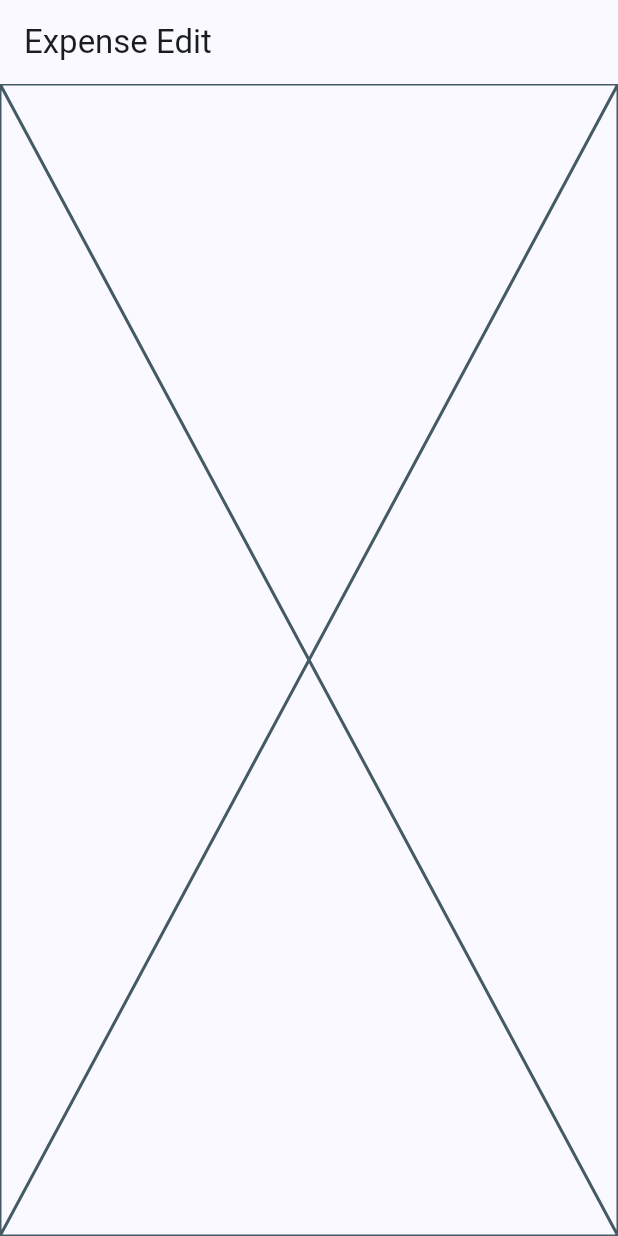
After one commit to azusa5526/make_big_money, a Flutter app: the ExpenseEdit screen opened by its route, on a phone screen of 412 x 824 dp. The commit adds this screen. Run offline on Flutter 3.47's test engine with Material 3 defaults, Android fonts, the phone set to English and light mode, and no system bars; our stand-ins replace go_router.

Commit message:
feat: 增加 expense 骨架

```diff
--- /dev/null
+++ b/lib/mods/expense/view/expense_edit.dart
@@ -0,0 +1,13 @@
+import 'package:flutter/material.dart';
+
+class ExpenseEdit extends StatelessWidget {
+  const ExpenseEdit({super.key});
+
+  @override
+  Widget build(BuildContext context) {
+    return Scaffold(
+      appBar: AppBar(title: const Text('Expense Edit')),
+      body: const Placeholder(),
+    );
+  }
+}
--- a/lib/router/meta.dart
+++ b/lib/router/meta.dart
@@ -11,9 +11,13 @@ class Routes {
   static const home = _Route('home', title: '首頁');
   static const activity = (
     home: _Route('activity_home', title: 'Activity Home'),
-    add: _Route('add_activity', title: 'Add'),
-    edit: _Route('edit_activity', title: 'Edit'),
+    add: _Route('activity_add', title: 'Add'),
+    edit: _Route('activity_edit', title: 'Edit'),
     activity: _Route('activity', title: 'Activity')
+  );
+  static const expense = (
+    add: _Route('expense_add', title: 'Add'),
+    edit: _Route('expense_edit', title: 'Edit'),
   );
   static const login = (home: _Route('loginHome', title: '登入'));
 }
--- a/lib/router/router.dart
+++ b/lib/router/router.dart
@@ -5,6 +5,9 @@ import '../mods/login/ui/login_homepage.dart';
 import '../mods/activity/view/activity_home.dart';
 import '../mods/activity/view/activity_edit.dart';
 import '../mods/activity/view/activity.dart';
+import '../mods/expense/view/expense_add.dart';
+import '../mods/expense/view/expense_edit.dart';
+
 import 'meta.dart';
 
 final router = GoRouter(
@@ -38,6 +41,16 @@ final router = GoRouter(
       ],
     ),
     GoRoute(
+      path: '/expense/add',
+      name: Routes.expense.add.name,
+      builder: (context, state) => const ExpenseAdd(),
+    ),
+    GoRoute(
+      path: '/expense/edit',
+      name: Routes.expense.edit.name,
+      builder: (context, state) => const ExpenseEdit(),
+    ),
+    GoRoute(
         path: '/login',
         name: Routes.login.home.name,
         builder: (context, state) => const LoginHomepage()),
```
Also changed, not shown: lib/mods/expense/view/expense_add.dart (added, +13 -0 lines), lib/mods/expense/view/expense_list_view.dart (added, +53 -0 lines).
